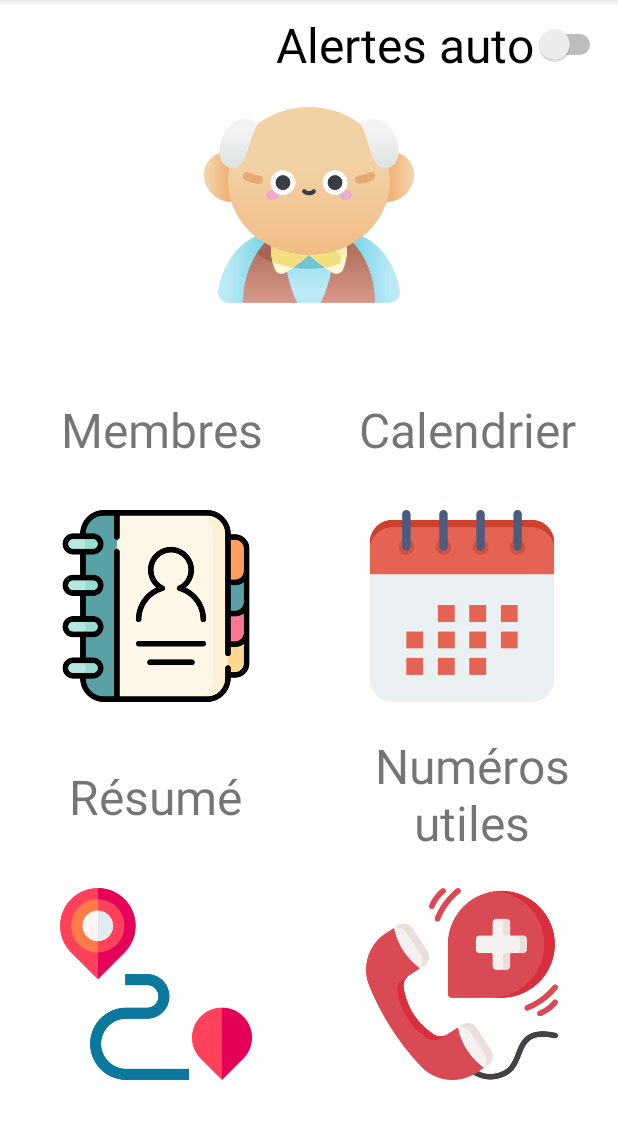
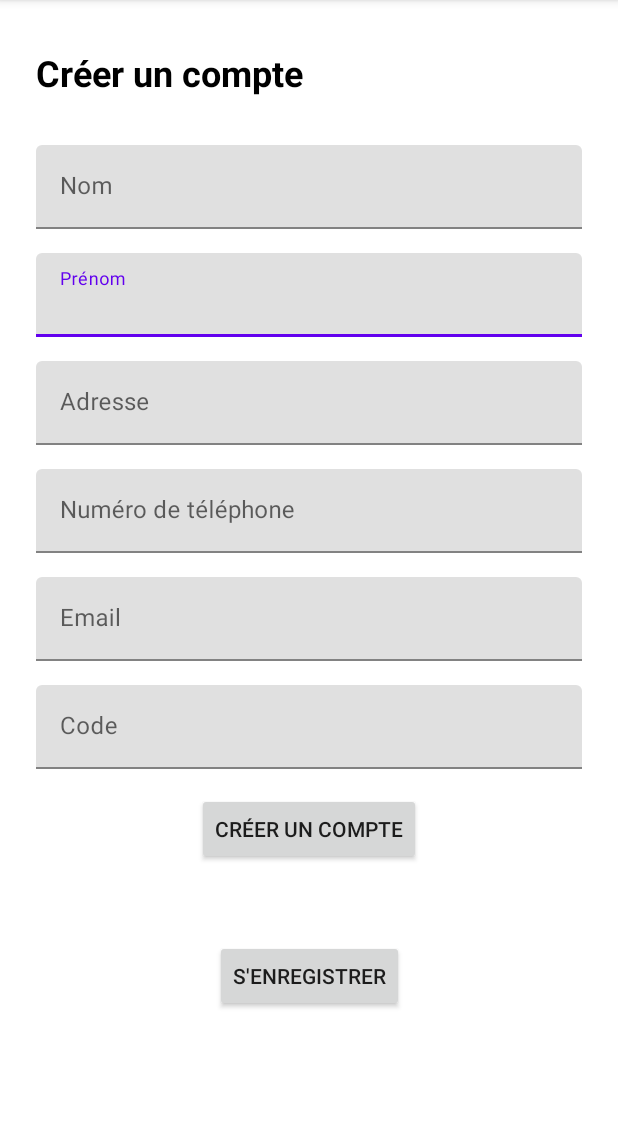
Before and after one commit to HubertLaury/Alzeihm-heure, an Android app: the screen it shows after launch (MainActivity before the commit, RegisterActivity after it), on a phone screen of 412 x 824 dp, the part 84-1223 px from its top. Run offline under Robolectric (Android 15) with nearby library versions, the phone set to English and light mode, and no system bars; our stand-ins replace Volley.

Commit message:
Login/Register

```diff
--- a/app/src/main/AndroidManifest.xml
+++ b/app/src/main/AndroidManifest.xml
@@ -9,7 +9,9 @@
         android:roundIcon="@mipmap/ic_launcher_round"
         android:supportsRtl="true"
         android:theme="@style/Theme.Alzeihmheure">
-        <activity android:name=".MainActivity">
+        <activity android:name=".MainActivity"></activity>
+        <activity android:name=".login.LoginActivity" />
+        <activity android:name=".register.RegisterActivity">
             <intent-filter>
                 <action android:name="android.intent.action.MAIN" />
 
--- a/app/src/main/res/layout/activity_main.xml
+++ b/app/src/main/res/layout/activity_main.xml
@@ -1,5 +1,6 @@
 <?xml version="1.0" encoding="utf-8"?>
-<androidx.constraintlayout.widget.ConstraintLayout xmlns:android="http://schemas.android.com/apk/res/android"
+<androidx.constraintlayout.widget.ConstraintLayout
+    xmlns:android="http://schemas.android.com/apk/res/android"
     xmlns:app="http://schemas.android.com/apk/res-auto"
     xmlns:tools="http://schemas.android.com/tools"
     android:layout_width="match_parent"
--- /dev/null
+++ b/app/src/main/res/layout/activity_register.xml
@@ -0,0 +1,161 @@
+<?xml version="1.0" encoding="utf-8"?>
+<androidx.constraintlayout.widget.ConstraintLayout
+    xmlns:android="http://schemas.android.com/apk/res/android"
+    xmlns:app="http://schemas.android.com/apk/res-auto"
+    xmlns:tools="http://schemas.android.com/tools"
+    android:layout_width="match_parent"
+    android:layout_height="match_parent"
+    tools:context=".login.LoginActivity">
+
+    <TextView
+        android:id="@+id/titleTextView2"
+        android:layout_width="wrap_content"
+        android:layout_height="wrap_content"
+        android:layout_marginStart="24dp"
+        android:layout_marginTop="32dp"
+        android:text="@string/register"
+        android:textColor="@android:color/black"
+        android:textSize="24sp"
+        android:textStyle="bold"
+        app:layout_constraintStart_toStartOf="parent"
+        app:layout_constraintTop_toTopOf="parent" />
+
+    <Button
+        android:id="@+id/btnRegister"
+        android:layout_width="wrap_content"
+        android:layout_height="wrap_content"
+        android:layout_marginTop="16dp"
+        android:text="@string/register"
+        app:layout_constraintEnd_toEndOf="parent"
+        app:layout_constraintStart_toStartOf="parent"
+        app:layout_constraintTop_toBottomOf="@+id/passwordTextInputLayout" />
+
+    <com.google.android.material.textfield.TextInputLayout
+        android:id="@+id/firstnameTextInputLayout"
+        android:layout_width="match_parent"
+        android:layout_height="wrap_content"
+        android:layout_marginStart="24dp"
+        android:layout_marginTop="16dp"
+        android:layout_marginEnd="24dp"
+        app:layout_constraintEnd_toEndOf="parent"
+        app:layout_constraintStart_toStartOf="parent"
+        app:layout_constraintTop_toBottomOf="@+id/lastnameTextInputLayout">
+
+        <com.google.android.material.textfield.TextInputEditText
+            android:id="@+id/firstname"
+            android:layout_width="match_parent"
+            android:layout_height="wrap_content"
+            android:hint="@string/firstname"
+            android:inputType="text" />
+    </com.google.android.material.textfield.TextInputLayout>
+
+    <com.google.android.material.textfield.TextInputLayout
+        android:id="@+id/lastnameTextInputLayout"
+        android:layout_width="match_parent"
+        android:layout_height="wrap_content"
+        android:layout_marginStart="24dp"
+        android:layout_marginTop="32dp"
+        android:layout_marginEnd="24dp"
+        app:layout_constraintEnd_toEndOf="parent"
+        app:layout_constraintStart_toStartOf="parent"
+        app:layout_constraintTop_toBottomOf="@+id/titleTextView2">
+
+        <com.google.android.material.textfield.TextInputEditText
+            android:id="@+id/lastname"
+            android:layout_width="match_parent"
+            android:layout_height="wrap_content"
+            android:hint="@string/lastname"
+            android:inputType="text" />
+
+    </com.google.android.material.textfield.TextInputLayout>
+
+    <com.google.android.material.textfield.TextInputLayout
+        android:id="@+id/adresseTextInputLayout"
+        android:layout_width="match_parent"
+        android:layout_height="wrap_content"
+        android:layout_marginStart="24dp"
+        android:layout_marginTop="16dp"
+        android:layout_marginEnd="24dp"
+        app:layout_constraintEnd_toEndOf="parent"
+        app:layout_constraintStart_toStartOf="parent"
+        app:layout_constraintTop_toBottomOf="@+id/firstnameTextInputLayout">
+
+        <com.google.android.material.textfield.TextInputEditText
+            android:id="@+id/adresse"
+            android:layout_width="match_parent"
+            android:layout_height="wrap_content"
+            android:hint="@string/adresse"
+            android:inputType="text" />
+    </com.google.android.material.textfield.TextInputLayout>
+
+    <com.google.android.material.textfield.TextInputLayout
+        android:id="@+id/telephoneTextInputLayout"
+        android:layout_width="match_parent"
+        android:layout_height="wrap_content"
+        android:layout_marginStart="24dp"
+        android:layout_marginTop="16dp"
+        android:layout_marginEnd="24dp"
+        app:layout_constraintEnd_toEndOf="parent"
+        app:layout_constraintStart_toStartOf="parent"
+        app:layout_constraintTop_toBottomOf="@+id/adresseTextInputLayout">
+
+        <com.google.android.material.textfield.TextInputEditText
+            android:id="@+id/telephone"
+            android:layout_width="match_parent"
+            android:layout_height="wrap_content"
+            android:hint="@string/telephone"
+            android:inputType="text" />
+    </com.google.android.material.textfield.TextInputLayout>
+
+    <com.google.android.material.textfield.TextInputLayout
+        android:id="@+id/emailTextInputLayout"
+        android:layout_width="match_parent"
+        android:layout_height="wrap_content"
+        android:layout_marginStart="24dp"
+        android:layout_marginTop="16dp"
+        android:layout_marginEnd="24dp"
+        app:layout_constraintEnd_toEndOf="parent"
+        app:layout_constraintTop_toBottomOf="@+id/telephoneTextInputLayout">
+
+        <com.google.android.material.textfield.TextInputEditText
+            android:id="@+id/email"
+            android:layout_width="match_parent"
+            android:layout_height="wrap_content"
+            android:hint="@string/email"
+            android:inputType="textEmailAddress" />
+    </com.google.android.material.textfield.TextInputLayout>
+
+    <com.google.android.material.textfield.TextInputLayout
+        android:id="@+id/passwordTextInputLayout"
+        android:layout_width="match_parent"
+        android:layout_height="wrap_content"
+        android:layout_marginStart="24dp"
+        android:layout_marginTop="16dp"
+        android:layout_marginEnd="24dp"
+        app:layout_constraintEnd_toEndOf="parent"
+        app:layout_constraintTop_toBottomOf="@+id/emailTextInputLayout">
+
+        <com.google.android.material.textfield.TextInputEditText
+            android:id="@+id/code"
+            android:layout_width="match_parent"
+            android:layout_height="wrap_content"
+            android:hint="@string/password"
+            android:inputType="textPassword" />
+
+    </com.google.android.material.textfield.TextInputLayout>
+
+    <Button
+        android:id="@+id/btnLogin"
+        android:layout_width="wrap_content"
+        android:layout_height="wrap_content"
+        android:layout_marginStart="159dp"
+        android:layout_marginTop="16dp"
+        android:layout_marginEnd="159dp"
+        android:layout_marginBottom="59dp"
+        android:text="@string/login"
+        app:layout_constraintBottom_toBottomOf="parent"
+        app:layout_constraintEnd_toEndOf="parent"
+        app:layout_constraintStart_toStartOf="parent"
+        app:layout_constraintTop_toBottomOf="@+id/btnRegister" />
+
+</androidx.constraintlayout.widget.ConstraintLayout>
--- a/app/src/main/res/values/strings.xml
+++ b/app/src/main/res/values/strings.xml
@@ -6,4 +6,14 @@
     <string name="urgence">Numéros\nutiles</string>
     <string name="profile">Profile</string>
     <string name="alerte">Alertes auto</string>
+
+    <string name="type">Type</string>
+    <string name="firstname">Prénom</string>
+    <string name="lastname">Nom</string>
+    <string name="email">Email</string>
+    <string name="password">Code</string>
+    <string name="adresse">Adresse</string>
+    <string name="telephone">Numéro de téléphone</string>
+    <string name="register">Créer un compte</string>
+    <string name="login">S\'enregistrer</string>
 </resources>
```
Also changed, not shown: app/build.gradle (+9 -2 lines), app/src/main/java/fr/isen/alzeihmheure/login/LoginActivity.kt (added, +128 -0 lines), app/src/main/java/fr/isen/alzeihmheure/register/RegisterActivity.kt (added, +121 -0 lines), app/src/main/java/fr/isen/alzeihmheure/register/RegisterResult.kt (added, +7 -0 lines), app/src/main/res/layout/activity_login.xml (added, +90 -0 lines).
